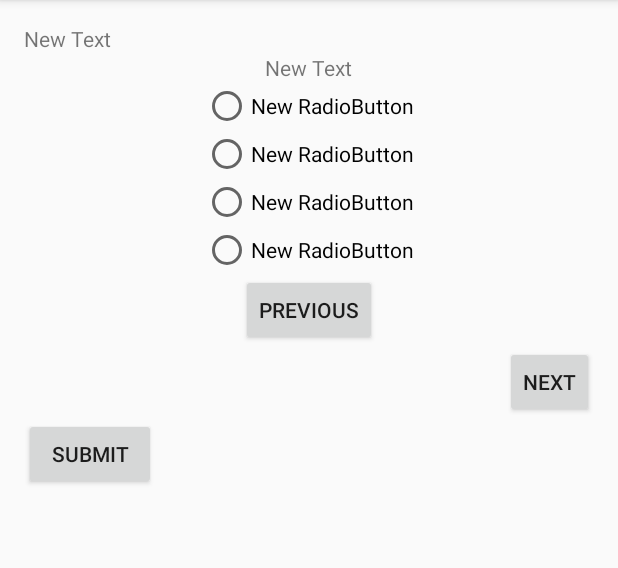
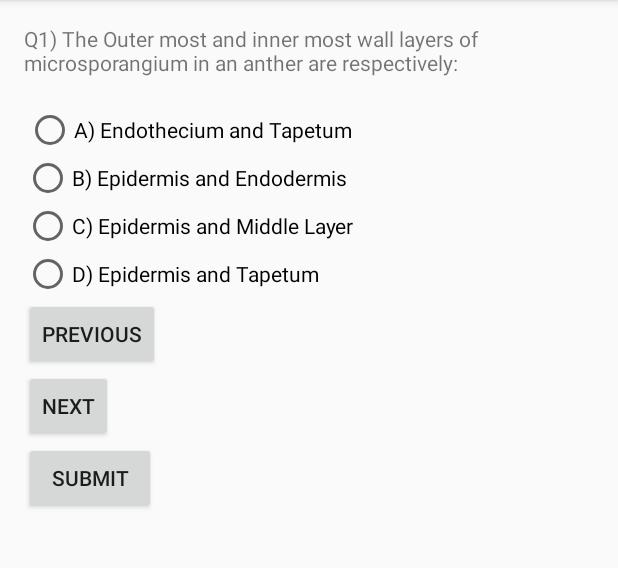
Before and after one commit to neeleshsharma/QuestionBank, an Android app: the screen it shows after launch (MainActivity), on a phone screen of 412 x 824 dp, the part 84-652 px from its top. Run offline under Robolectric (Android 15) with nearby library versions, the phone set to English and light mode, and no system bars.

Commit message:
First Commit

```diff
--- a/app/src/main/java/com/ns/questionbank/DBHandler.java
+++ b/app/src/main/java/com/ns/questionbank/DBHandler.java
@@ -15,10 +15,11 @@ import java.util.List;
 public class DBHandler extends SQLiteOpenHelper
 
 {
-    private static final int DATABASE_VERSION = 1;
+    private static final int DATABASE_VERSION = 2;
     private static final String DATABASE_NAME = "biologyQuestions";
     private static final String TABLE_QUESTION_BANK = "questionbank";
     private static final String KEY_QUESTION_NUMBER = "question_number";
+    private static final String KEY_CORRECT_ANSWER = "correct_answer";
     private static final String KEY_QUESTION_TEXT = "question_text";
     private static final String KEY_OPTION_ONE = "option_one";
     private static final String KEY_OPTION_TWO = "option_two";
@@ -32,6 +33,7 @@ public class DBHandler extends SQLiteOpenHelper
     public void onCreate(SQLiteDatabase db) {
         String CREATE_QUESTION_BANK_TABLE = "CREATE TABLE " + TABLE_QUESTION_BANK + "("
                 + KEY_QUESTION_NUMBER + " INTEGER PRIMARY KEY ,"
+                + KEY_CORRECT_ANSWER + " INTEGER, "
                 + KEY_QUESTION_TEXT + " TEXT, "
                 + KEY_OPTION_ONE + " TEXT, "
                 + KEY_OPTION_TWO + " TEXT, "
@@ -44,7 +46,7 @@ public class DBHandler extends SQLiteOpenHelper
     @Override
     public void onUpgrade(SQLiteDatabase db, int oldVersion, int newVersion) {
 // Drop older table if existed
-        db.execSQL("DROP TABLE IF EXISTS" + TABLE_QUESTION_BANK);
+        db.execSQL("DROP TABLE IF EXISTS " + TABLE_QUESTION_BANK);
 // Creating tables again
         onCreate(db);
     }
@@ -54,6 +56,7 @@ public class DBHandler extends SQLiteOpenHelper
         SQLiteDatabase db = this.getWritableDatabase();
         ContentValues values = new ContentValues();
         values.put(KEY_QUESTION_NUMBER, questionbank.getQuestionNumber());
+        values.put(KEY_CORRECT_ANSWER,questionbank.getCorrectAnswer());
         values.put(KEY_QUESTION_TEXT, questionbank.getQuestiontext());
         values.put(KEY_OPTION_ONE, questionbank.getOptionOne());
         values.put(KEY_OPTION_TWO, questionbank.getOptionTwo());
@@ -61,6 +64,20 @@ public class DBHandler extends SQLiteOpenHelper
         values.put(KEY_OPTION_FOUR, questionbank.getOptionFour());
 
         db.insert(TABLE_QUESTION_BANK, null, values);
+    }
+
+    public void deleteAll()
+    {
+        SQLiteDatabase db = this.getWritableDatabase();
+        db.delete(TABLE_QUESTION_BANK,null,null);
+       // db1.execSQL("TRUNCATE TABLE " + TABLE_QUESTION_BANK);
+    }
+
+    public int getTotalRecords()
+    {
+        SQLiteDatabase db = this.getWritableDatabase();
+        Cursor c = db.rawQuery("select * from " + TABLE_QUESTION_BANK,null);
+        return c.getCount();
     }
 
     public List<QuestionBank> getAllQuestion() {
@@ -72,11 +89,12 @@ public class DBHandler extends SQLiteOpenHelper
             do {
                 QuestionBank questionBank = new QuestionBank();
                 questionBank.setQuestionNumber(Integer.parseInt(cursor.getString(0)));
-                questionBank.setQuestionText(cursor.getString(1));
-                questionBank.setOptionOne(cursor.getString(2));
-                questionBank.setOptionTwo(cursor.getString(3));
-                questionBank.setOptionThree(cursor.getString(4));
-                questionBank.setOptionFour(cursor.getString(5));
+                questionBank.setCorrectAnswer(Integer.parseInt(cursor.getString(1)));
+                questionBank.setQuestionText(cursor.getString(2));
+                questionBank.setOptionOne(cursor.getString(3));
+                questionBank.setOptionTwo(cursor.getString(4));
+                questionBank.setOptionThree(cursor.getString(5));
+                questionBank.setOptionFour(cursor.getString(6));
                 questionBankList.add(questionBank);
 
             } while (cursor.moveToNext());
@@ -93,9 +111,11 @@ public class DBHandler extends SQLiteOpenHelper
         Cursor cursor = db.rawQuery(selectQuery,null);
         if (cursor != null)
             cursor.moveToFirst();
-        QuestionBank questionbank = new QuestionBank(Integer.parseInt(cursor.getString(0)),
-                cursor.getString(1), cursor.getString(2),cursor.getString(3),cursor.getString(4),cursor.getString(5));
-// return shop
+        QuestionBank questionbank = new QuestionBank(
+                Integer.parseInt(cursor.getString(0)),
+                Integer.parseInt(cursor.getString(1)),
+                cursor.getString(2), cursor.getString(3),cursor.getString(4),cursor.getString(5),cursor.getString(6));
+
         return questionbank;
     }
 
--- a/app/src/main/java/com/ns/questionbank/MainActivity.java
+++ b/app/src/main/java/com/ns/questionbank/MainActivity.java
@@ -1,32 +1,130 @@
 package com.ns.questionbank;
 
+import android.content.DialogInterface;
 import android.support.v7.app.AppCompatActivity;
 import android.os.Bundle;
 import android.util.Log;
+import android.view.View;
+import android.widget.Button;
+import android.widget.RadioButton;
+import android.widget.RadioGroup;
+import android.widget.TextView;
+import android.widget.Toast;
 
 import java.util.List;
 
-public class MainActivity extends AppCompatActivity {
-
+public class MainActivity extends AppCompatActivity implements View.OnClickListener{
+public int COUNT = 1;
+    public int[] your_answer = new int[29];
+    public int MAXIMUM_QUESTIONS ;
     @Override
     protected void onCreate(Bundle savedInstanceState) {
         super.onCreate(savedInstanceState);
         setContentView(R.layout.activity_main);
 
         DBHandler db = new DBHandler(this);
+        MAXIMUM_QUESTIONS = db.getTotalRecords();
+        Button button_next = (Button) findViewById(R.id.button_next);
+        Button button_previous = (Button) findViewById(R.id.button_previous);
+        Button button_submit = (Button) findViewById(R.id.button_submit);
+        RadioGroup radiogroup = (RadioGroup)findViewById(R.id.radioGroup_question);
+        radiogroup.setOnCheckedChangeListener(new RadioGroup.OnCheckedChangeListener() {
+            @Override
+            public void onCheckedChanged(RadioGroup group, int checkedId) {
+
+
+
+            }
+        });
+        button_next.setOnClickListener(this);
+        button_previous.setOnClickListener(this);
+        button_submit.setOnClickListener(this);
+
+        db.deleteAll();
+
         Log.d("Insert: ", "Inserting ..");
-        db.addQuestionBank(new QuestionBank( 1 , "Q What is your Name" , "A Neelesh","B XXXXX","C ZZZZZ","D YYYYYY"));
-        Log.d("Reading","Reading all Questions");
+        db.addQuestionBank(new QuestionBank(1,2,
+                "Q1) The Outer most and inner most wall layers of microsporangium in an anther are respectively:",
+                "A) Endothecium and Tapetum",
+                "B) Epidermis and Endodermis",
+                "C) Epidermis and Middle Layer",
+                "D) Epidermis and Tapetum"));
+        db.addQuestionBank(new QuestionBank(2,2,
+                "Q2) During micosporogenesis meiosis occurs in :                                               ",
+                "A) Endothecium                        ",
+                "B) Microspore mother cell             ",
+                "C) Microspore tetrads                 ",
+                "D) Pollen grains                      "));
+        Log.d("Reading", "Reading all Questions");
+        QuestionBank questionbank = db.getSingleQuestion(COUNT);
+        TextView textView_question_text = (TextView) findViewById(R.id.textView_question_number);
+
+        RadioButton radioButton_option1 = (RadioButton)findViewById(R.id.radioButton_option1) ;
+        RadioButton radioButton_option2 = (RadioButton)findViewById(R.id.radioButton_option2) ;
+        RadioButton radioButton_option3 = (RadioButton)findViewById(R.id.radioButton_option3) ;
+        RadioButton radioButton_option4 = (RadioButton)findViewById(R.id.radioButton_option4) ;
+        textView_question_text.setText(questionbank.getQuestiontext());
+        radioButton_option1.setText(questionbank.getOptionOne());
+        radioButton_option2.setText(questionbank.getOptionTwo());
+        radioButton_option3.setText(questionbank.getOptionThree());
+        radioButton_option4.setText(questionbank.getOptionFour());
+
+
+        /* Commenting logic for getting all questions
         List<QuestionBank> questionBanks = db.getAllQuestion();
-        for (QuestionBank questionBank : questionBanks)
-        {
-            String log = "Number"+ questionBank.getQuestionNumber()+ questionBank.getQuestiontext()
-                            +questionBank.getOptionOne()
-                            +questionBank.getOptionTwo()
-                            +questionBank.getOptionThree()
-                            +questionBank.getOptionFour();
+        for (QuestionBank questionBank : questionBanks) {
+            String log = "Number" + questionBank.getQuestionNumber() + questionBank.getQuestiontext()
+                    + questionBank.getOptionOne()
+                    + questionBank.getOptionTwo()
+                    + questionBank.getOptionThree()
+                    + questionBank.getOptionFour();
             Log.d("Question", log);
+        } */
+
+    }
+
+    @Override
+    public void onClick(View v) {
+
+
+        switch (v.getId()) {
+                case R.id.button_next:
+                    Log.d("Clicked Next: ", "Clicked Next");
+                    Toast toast = Toast.makeText(getApplicationContext(), "Clicked Next", Toast.LENGTH_SHORT);
+                    toast.show();
+                    COUNT = COUNT +1;
+                    if (COUNT >= MAXIMUM_QUESTIONS) COUNT = MAXIMUM_QUESTIONS;
+
+                    DisplayMCQ(COUNT);
+                    break;
+                case R.id.button_previous:
+                    Log.d("Clicked Previous: ", "Clicked Previous");
+                    COUNT = COUNT - 1;
+                    if (COUNT <=1) COUNT = 1;
+                    DisplayMCQ(COUNT);
+                    break;
+                case R.id.button_submit:
+                    Log.d("Clicked Submit: ", "Clicked Submit");
+                    break;
         }
+    }
+
+    public void DisplayMCQ(int count)
+    {
+        DBHandler db = new DBHandler(this);
+        QuestionBank questionbank = db.getSingleQuestion(count);
+        RadioGroup radioGroup_question = (RadioGroup)findViewById(R.id.radioGroup_question);
+        radioGroup_question.clearCheck();
+        TextView textView_question_text = (TextView) findViewById(R.id.textView_question_number);
+        RadioButton radioButton_option1 = (RadioButton)findViewById(R.id.radioButton_option1) ;
+        RadioButton radioButton_option2 = (RadioButton)findViewById(R.id.radioButton_option2) ;
+        RadioButton radioButton_option3 = (RadioButton)findViewById(R.id.radioButton_option3) ;
+        RadioButton radioButton_option4 = (RadioButton)findViewById(R.id.radioButton_option4) ;
+        textView_question_text.setText(questionbank.getQuestiontext());
+        radioButton_option1.setText(questionbank.getOptionOne());
+        radioButton_option2.setText(questionbank.getOptionTwo());
+        radioButton_option3.setText(questionbank.getOptionThree());
+        radioButton_option4.setText(questionbank.getOptionFour());
 
     }
 }
--- a/app/src/main/java/com/ns/questionbank/QuestionBank.java
+++ b/app/src/main/java/com/ns/questionbank/QuestionBank.java
@@ -6,6 +6,7 @@ package com.ns.questionbank;
 public class QuestionBank
 {
     private int questionNumber;
+    private int correctAnswer;
     private String questionText;
     private String optionOne;
     private String optionTwo;
@@ -17,17 +18,19 @@ public class QuestionBank
     {
     }
     //Constructor with Arguments
-    public QuestionBank(int questionNumber , String questionText ,String optionOne , String optionTwo , String optionThree , String optionFour)
+    public QuestionBank(int questionNumber ,int correctAnswer, String questionText ,String optionOne , String optionTwo , String optionThree , String optionFour)
     {
         this.questionNumber = questionNumber;
+        this.correctAnswer= correctAnswer;
         this.questionText = questionText;
         this.optionOne = optionOne;
         this.optionTwo = optionTwo;
         this.optionThree = optionThree;
         this.optionFour = optionFour;
     }
-    //Setter Methids
+    //Setter Methods
     public void setQuestionNumber(int questionNumber) { this.questionNumber=questionNumber;}
+    public void setCorrectAnswer(int correctAnswer) { this.correctAnswer=correctAnswer;}
     public void setQuestionText(String questionText) {this.questionText=questionText;}
     public void setOptionOne(String optionOne) { this.optionOne = optionOne;}
     public void setOptionTwo(String optionTwo) { this.optionTwo = optionTwo;}
@@ -35,6 +38,7 @@ public class QuestionBank
     public void setOptionFour(String optionFour) { this.optionFour = optionFour;}
         //Getter Methods
     public int getQuestionNumber() { return questionNumber ;}
+    public int getCorrectAnswer() {return correctAnswer ;}
     public String getQuestiontext() {return questionText;}
     public String  getOptionOne() { return optionOne;}
     public String  getOptionTwo() { return optionTwo;}
--- a/app/src/main/res/layout/activity_main.xml
+++ b/app/src/main/res/layout/activity_main.xml
@@ -10,55 +10,57 @@
     tools:context="com.ns.questionbank.MainActivity">
 
     <LinearLayout
-        android:orientation="vertical"
+        android:id="@+id/linearLayout1"
         android:layout_width="match_parent"
         android:layout_height="match_parent"
         android:layout_centerVertical="true"
         android:layout_alignParentLeft="true"
-        android:layout_alignParentStart="true">
+        android:layout_alignParentStart="true"
+        android:orientation="vertical">
 
         <TextView
             android:layout_width="wrap_content"
             android:layout_height="wrap_content"
-            android:text="New Text"
-            android:id="@+id/textView" />
+            android:text=".."
+            android:id="@+id/textView_question_number" />
 
         <TextView
             android:layout_width="wrap_content"
             android:layout_height="wrap_content"
-            android:text="New Text"
-            android:id="@+id/textView2"
+            android:text=""
+            android:id="@+id/textView_question_text"
             android:layout_gravity="center_horizontal" />
 
         <RadioGroup
+            android:id="@+id/radioGroup_question"
             android:layout_width="wrap_content"
             android:layout_height="wrap_content"
-            android:layout_gravity="center_horizontal">
+            android:layout_gravity="left">
 
             <RadioButton
                 android:layout_width="wrap_content"
                 android:layout_height="wrap_content"
                 android:text="New RadioButton"
-                android:id="@+id/radioButton"
+                android:id="@+id/radioButton_option1"
                 android:layout_gravity="center_horizontal" />
 
             <RadioButton
                 android:layout_width="wrap_content"
                 android:layout_height="wrap_content"
                 android:text="New RadioButton"
-                android:id="@+id/radioButton2" />
+                android:id="@+id/radioButton_option2" />
 
             <RadioButton
                 android:layout_width="wrap_content"
                 android:layout_height="wrap_content"
                 android:text="New RadioButton"
-                android:id="@+id/radioButton3" />
+                android:id="@+id/radioButton_option3" />
 
             <RadioButton
                 android:layout_width="wrap_content"
                 android:layout_height="wrap_content"
                 android:text="New RadioButton"
-                android:id="@+id/radioButton4" />
+                android:id="@+id/radioButton_option4" />
         </RadioGroup>
 
         <Button
@@ -67,7 +69,7 @@
             android:layout_height="wrap_content"
             android:text="Previous"
             android:id="@+id/button_previous"
-            android:layout_gravity="center_horizontal" />
+            android:visibility="visible" />
 
         <Button
             style="?android:attr/buttonStyleSmall"
@@ -75,13 +77,15 @@
             android:layout_height="wrap_content"
             android:text="Next"
             android:id="@+id/button_next"
-            android:layout_gravity="right" />
+            android:visibility="visible" />
 
         <Button
             android:layout_width="wrap_content"
             android:layout_height="wrap_content"
             android:text="Submit"
-            android:id="@+id/button_submit" />
+            android:id="@+id/button_submit"
+            android:clickable="true"
+            android:visibility="visible" />
 
     </LinearLayout>
 </RelativeLayout>
--- a/app/src/main/res/layout/final_score.xml
+++ b/app/src/main/res/layout/final_score.xml
@@ -1,6 +1,7 @@
 <?xml version="1.0" encoding="utf-8"?>
 <LinearLayout xmlns:android="http://schemas.android.com/apk/res/android"
-    android:orientation="vertical" android:layout_width="match_parent"
+    android:orientation="vertical"
+    android:layout_width="match_parent"
     android:layout_height="match_parent">
 
     <TextView
```
